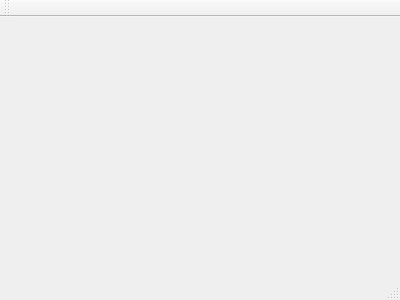
deitry/AutoMaster, file mainwindow.ui: the form before one commit.
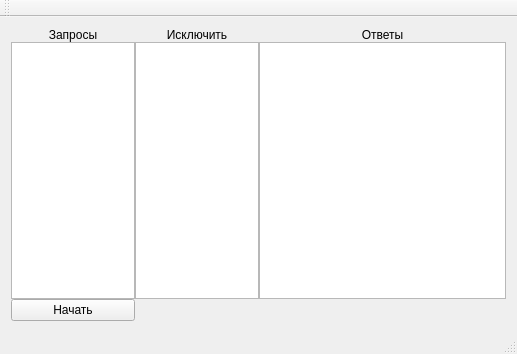
The form after the commit.

The edit to the form file:
```diff
--- a/mainwindow.ui
+++ b/mainwindow.ui
@@ -1,24 +1,128 @@
 <ui version="4.0">
  <class>MainWindow</class>
- <widget class="QMainWindow" name="MainWindow" >
-  <property name="geometry" >
+ <widget class="QMainWindow" name="MainWindow">
+  <property name="geometry">
    <rect>
     <x>0</x>
     <y>0</y>
-    <width>400</width>
-    <height>300</height>
+    <width>517</width>
+    <height>354</height>
    </rect>
   </property>
-  <property name="windowTitle" >
+  <property name="sizePolicy">
+   <sizepolicy hsizetype="Expanding" vsizetype="Expanding">
+    <horstretch>20</horstretch>
+    <verstretch>0</verstretch>
+   </sizepolicy>
+  </property>
+  <property name="windowTitle">
    <string>MainWindow</string>
   </property>
-  <widget class="QMenuBar" name="menuBar" />
-  <widget class="QToolBar" name="mainToolBar" />
-  <widget class="QWidget" name="centralWidget" />
-  <widget class="QStatusBar" name="statusBar" />
+  <property name="layoutDirection">
+   <enum>Qt::LeftToRight</enum>
+  </property>
+  <widget class="QWidget" name="centralWidget">
+   <layout class="QGridLayout" name="gridLayout_2">
+    <item row="0" column="0">
+     <layout class="QGridLayout" name="gridLayout" columnstretch="1,1,2">
+      <property name="sizeConstraint">
+       <enum>QLayout::SetNoConstraint</enum>
+      </property>
+      <property name="spacing">
+       <number>0</number>
+      </property>
+      <item row="2" column="0">
+       <widget class="QPushButton" name="goBtn">
+        <property name="sizePolicy">
+         <sizepolicy hsizetype="Preferred" vsizetype="Preferred">
+          <horstretch>0</horstretch>
+          <verstretch>0</verstretch>
+         </sizepolicy>
+        </property>
+        <property name="text">
+         <string>Начать</string>
+        </property>
+        <property name="autoDefault">
+         <bool>false</bool>
+        </property>
+        <property name="default">
+         <bool>false</bool>
+        </property>
+        <property name="flat">
+         <bool>false</bool>
+        </property>
+       </widget>
+      </item>
+      <item row="1" column="0">
+       <widget class="QPlainTextEdit" name="requestEdit"/>
+      </item>
+      <item row="0" column="2">
+       <widget class="QLabel" name="label_2">
+        <property name="text">
+         <string>Ответы</string>
+        </property>
+        <property name="alignment">
+         <set>Qt::AlignCenter</set>
+        </property>
+       </widget>
+      </item>
+      <item row="0" column="1">
+       <widget class="QLabel" name="label_3">
+        <property name="text">
+         <string>Исключить</string>
+        </property>
+        <property name="alignment">
+         <set>Qt::AlignCenter</set>
+        </property>
+       </widget>
+      </item>
+      <item row="1" column="2">
+       <widget class="QPlainTextEdit" name="replyEdit"/>
+      </item>
+      <item row="1" column="1">
+       <widget class="QPlainTextEdit" name="blackListEdit"/>
+      </item>
+      <item row="0" column="0">
+       <widget class="QLabel" name="label">
+        <property name="text">
+         <string>Запросы</string>
+        </property>
+        <property name="alignment">
+         <set>Qt::AlignCenter</set>
+        </property>
+       </widget>
+      </item>
+     </layout>
+    </item>
+   </layout>
+  </widget>
+  <widget class="QMenuBar" name="menuBar">
+   <property name="geometry">
+    <rect>
+     <x>0</x>
+     <y>0</y>
+     <width>517</width>
+     <height>27</height>
+    </rect>
+   </property>
+  </widget>
+  <widget class="QToolBar" name="mainToolBar">
+   <property name="sizePolicy">
+    <sizepolicy hsizetype="Preferred" vsizetype="Preferred">
+     <horstretch>0</horstretch>
+     <verstretch>0</verstretch>
+    </sizepolicy>
+   </property>
+   <attribute name="toolBarArea">
+    <enum>TopToolBarArea</enum>
+   </attribute>
+   <attribute name="toolBarBreak">
+    <bool>false</bool>
+   </attribute>
+  </widget>
+  <widget class="QStatusBar" name="statusBar"/>
  </widget>
- <layoutDefault spacing="6" margin="11" />
- <pixmapfunction></pixmapfunction>
+ <layoutdefault spacing="6" margin="11"/>
  <resources/>
  <connections/>
 </ui>
```
Left out of the diff: 1 changed line with no effect on the pictures.
